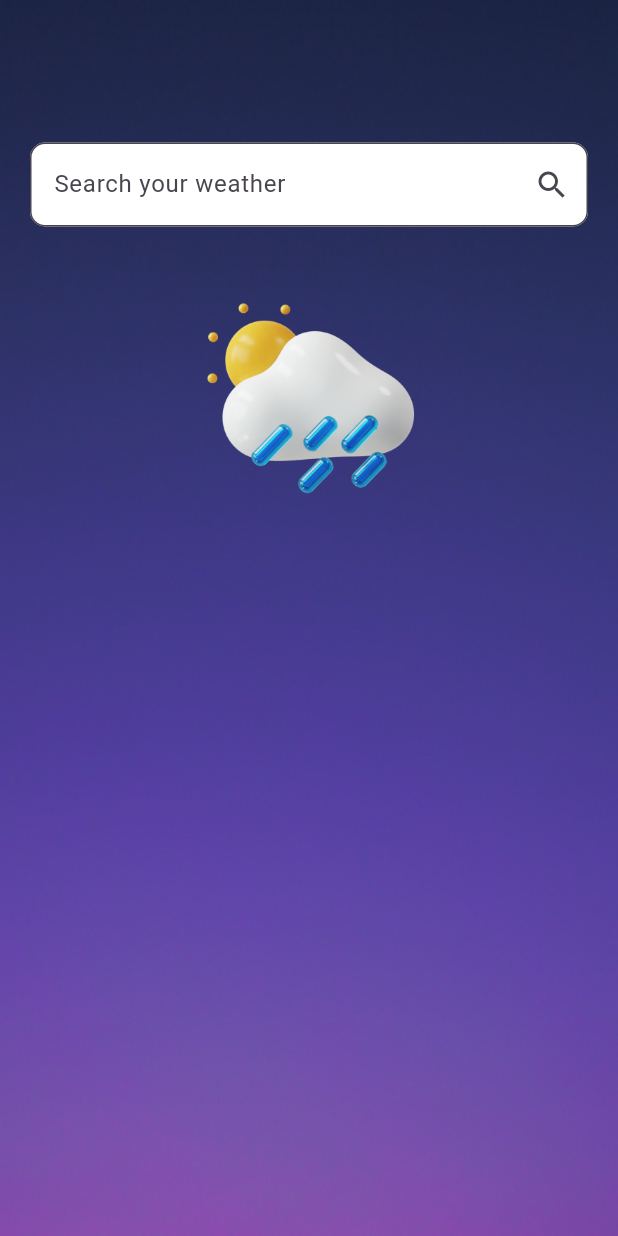
After one commit to Faysal-Maxamed/Weather-App, a Flutter app: the screen it shows after launch, after a tap on "Get started", on a phone screen of 412 x 824 dp. The commit adds this screen. Run offline on Flutter 3.47's test engine with Material 3 defaults, Android fonts, the phone set to English and light mode, and no system bars; our stand-ins replace google_fonts, weather.

Commit message:
weather package added

```diff
--- a/lib/home.dart
+++ b/lib/home.dart
@@ -1,6 +1,7 @@
 import 'package:flutter/material.dart';
 import 'package:google_fonts/google_fonts.dart';
 import 'package:wheather_app/themes.dart';
+import 'package:wheather_app/weather_screen.dart';
 
 class HomeScreen extends StatelessWidget {
   const HomeScreen({super.key});
@@ -35,8 +36,7 @@ class HomeScreen extends StatelessWidget {
                   text: " Forecast",
                   style: GoogleFonts.poppins(
                     fontSize: 65,
-                    color:
-                        yellowcol,
+                    color: yellowcol,
                   ),
                 ),
               ],
@@ -45,7 +45,10 @@ class HomeScreen extends StatelessWidget {
           SizedBox(
             height: 45,
           ),
-          Container(
+          GestureDetector(
+            onTap: () => Navigator.push(
+                context, MaterialPageRoute(builder: (_) => WeatherScreen())),
+            child: Container(
               height: 50,
               width: 200,
               decoration: BoxDecoration(
@@ -62,6 +65,7 @@ class HomeScreen extends StatelessWidget {
                 ),
               ),
             ),
+          ),
         ],
       ),
     ));
--- /dev/null
+++ b/lib/weather_screen.dart
@@ -0,0 +1,88 @@
+import 'package:flutter/material.dart';
+import 'package:google_fonts/google_fonts.dart';
+import 'package:weather/weather.dart';
+import 'package:wheather_app/themes.dart';
+
+class WeatherScreen extends StatefulWidget {
+  const WeatherScreen({super.key});
+
+  @override
+  State<WeatherScreen> createState() => _WeatherScreenState();
+}
+
+class _WeatherScreenState extends State<WeatherScreen> {
+  Weather? weather;
+  String cityname = '';
+  final openweather = WeatherFactory(weatherurl);
+
+  getweather() async {
+    try {
+      weather = await openweather.currentWeatherByCityName(cityname);
+      setState(() {});
+    } catch (e) {
+      throw e;
+    }
+  }
+
+  @override
+  Widget build(BuildContext context) {
+    return Scaffold(
+      body: Container(
+        width: double.infinity,
+        decoration: const BoxDecoration(
+          image: DecorationImage(
+            fit: BoxFit.cover,
+            image: AssetImage("images/back.png"),
+          ),
+        ),
+        child: Padding(
+          padding: const EdgeInsets.symmetric(horizontal: 20, vertical: 15),
+          child: Column(
+            children: [
+              SizedBox(
+                height: 80,
+              ),
+              TextField(
+                onChanged: (value) {
+                  setState(() {
+                    cityname = value;
+                  });
+                },
+                decoration: InputDecoration(
+                  fillColor: Colors.white,
+                  suffixIcon: IconButton(
+                    onPressed: () {
+                      getweather();
+                    },
+                    icon: Icon(Icons.search),
+                  ),
+                  filled: true,
+                  hintText: "Search your weather",
+                  border: OutlineInputBorder(
+                    borderRadius: BorderRadius.circular(10),
+                  ),
+                ),
+              ),
+              Image.asset(
+                "images/cloud.png",
+                width: 200,
+              ),
+              weather != null
+                  ? Column(
+                      children: [
+                        Text("${weather!.temperature!.celsius!.round()}"),
+                        Text(
+                          "20",
+                          style:
+                              GoogleFonts.rubik(fontSize: 30, color: yellowcol),
+                        ),
+                      ],
+                    )
+                  : SizedBox()
+            ],
+          ),
+        ),
+      ),
+    );
+  }
+}
```
Lines whose indentation alone changed are shown as unchanged.
